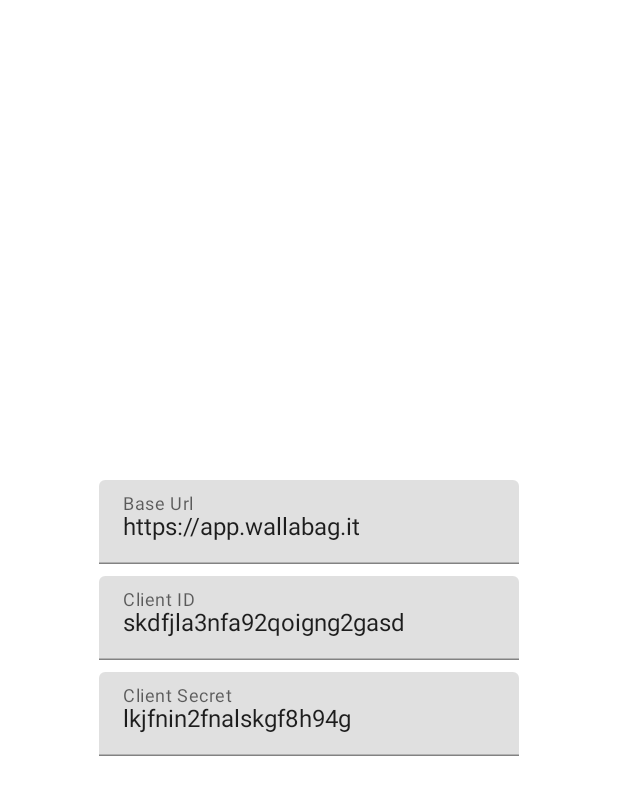
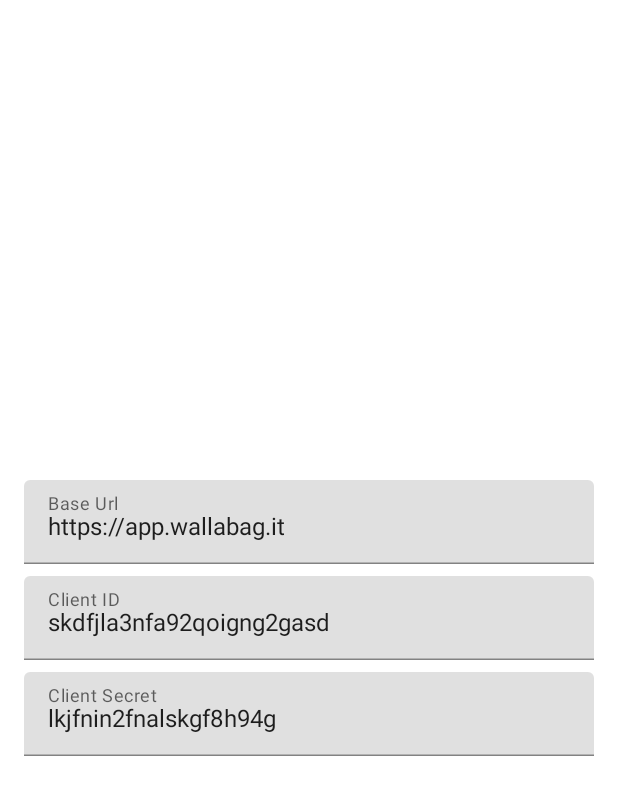
Before and after one commit to jzbrooks/Knapsack, an Android app built with Jetpack Compose: the @Preview function HostConfigurationPreview, on a phone screen of 412 x 824 dp. Shown: the top 795 px of the screen. Run offline under Robolectric (Android 15) with nearby library versions, the phone set to English and light mode, and no system bars.

Commit message:
Fix bad layout for host config

```diff
--- a/common/src/commonMain/kotlin/com/jzbrooks/readlater/common/net/auth/Authenticator.kt
+++ b/common/src/commonMain/kotlin/com/jzbrooks/readlater/common/net/auth/Authenticator.kt
@@ -54,7 +54,7 @@
         refreshToken = grant.refreshToken
 
         // It might be more precise to look for a header with a start time in it?
-        expiration = Clock.System.now().plus(grant.expiresIn.seconds)
+        expiration = Clock.System.now() + grant.expiresIn.seconds
     }
 
     override fun deleteCredentials() {
@@ -72,7 +72,7 @@
         refreshToken = grant.refreshToken
 
         // It might be more precise to look for a header with a start time in it?
-        expiration = Clock.System.now().plus(grant.expiresIn.seconds)
+        expiration = Clock.System.now() + grant.expiresIn.seconds
     }
 
     private object Keys {
--- a/knapsack-android/src/main/java/com/jzbrooks/readlater/AuthScreen.kt
+++ b/knapsack-android/src/main/java/com/jzbrooks/readlater/AuthScreen.kt
@@ -15,7 +15,6 @@
 import androidx.compose.ui.tooling.preview.Preview
 import androidx.compose.ui.unit.dp
 import com.jzbrooks.readlater.common.AppSettingsManager
-import com.jzbrooks.readlater.common.SettingsManager
 import com.jzbrooks.readlater.common.net.auth.AuthenticationManager
 import com.jzbrooks.readlater.common.net.auth.PasswordGrantRequestDto
 import com.jzbrooks.readlater.ui.theme.ReadlaterTheme
--- a/knapsack-android/src/main/java/com/jzbrooks/readlater/HostConfiguration.kt
+++ b/knapsack-android/src/main/java/com/jzbrooks/readlater/HostConfiguration.kt
@@ -28,7 +28,7 @@
         Modifier.fillMaxSize(),
         contentAlignment = Alignment.Center
     ) {
-        Column {
+        Column(modifier = Modifier.fillMaxWidth().padding(16.dp)) {
             TextField(
                 baseUrl.value,
                 {
@@ -39,6 +39,7 @@
                 },
                 label = { Text("Base Url") },
                 singleLine = true,
+                modifier = Modifier.fillMaxWidth(),
             )
 
             Spacer(Modifier.size(8.dp))
@@ -48,6 +49,7 @@
                 onClientIdChanged,
                 label = { Text("Client ID") },
                 singleLine = true,
+                modifier = Modifier.fillMaxWidth(),
             )
 
             Spacer(Modifier.size(8.dp))
@@ -57,6 +59,7 @@
                 onClientSecretChanged,
                 label = { Text("Client Secret") },
                 singleLine = true,
+                modifier = Modifier.fillMaxWidth(),
             )
         }
     }
```
